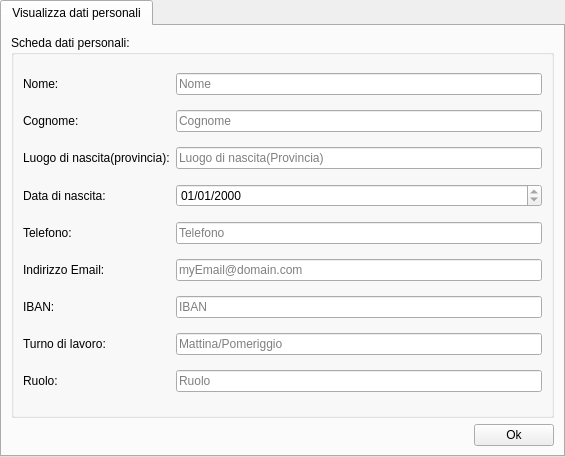
Before: the Qt Designer form ui/VisualizzaDatiPersonaliDipendenti/VisualizzaDatiPersonaliDipendente.ui in mdoraz/Hotel, drawn with Qt 5.
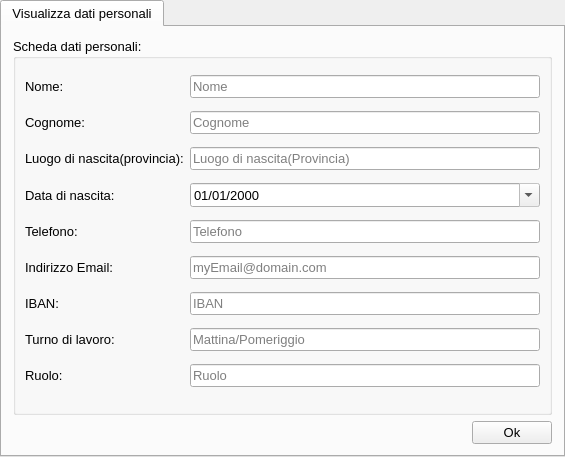
After: the same form once the commit is applied.

```diff
--- a/ui/VisualizzaDatiPersonaliDipendenti/VisualizzaDatiPersonaliDipendente.ui
+++ b/ui/VisualizzaDatiPersonaliDipendenti/VisualizzaDatiPersonaliDipendente.ui
@@ -10,6 +10,12 @@
     <height>457</height>
    </rect>
   </property>
+  <property name="font">
+   <font>
+    <family>Arial</family>
+    <pointsize>10</pointsize>
+   </font>
+  </property>
   <property name="windowTitle">
    <string>Struttura Alberghiera</string>
   </property>
@@ -18,6 +24,18 @@
     <string>Visualizza dati personali</string>
    </attribute>
    <layout class="QGridLayout" name="gridLayout">
+    <property name="leftMargin">
+     <number>11</number>
+    </property>
+    <property name="topMargin">
+     <number>11</number>
+    </property>
+    <property name="rightMargin">
+     <number>11</number>
+    </property>
+    <property name="bottomMargin">
+     <number>11</number>
+    </property>
     <item row="1" column="1">
      <widget class="QPushButton" name="btnOk">
       <property name="text">
@@ -62,6 +80,9 @@
          <property name="displayFormat">
           <string>dd/MM/yyyy</string>
          </property>
+         <property name="calendarPopup">
+          <bool>true</bool>
+         </property>
         </widget>
        </item>
        <item row="1" column="2">
```
